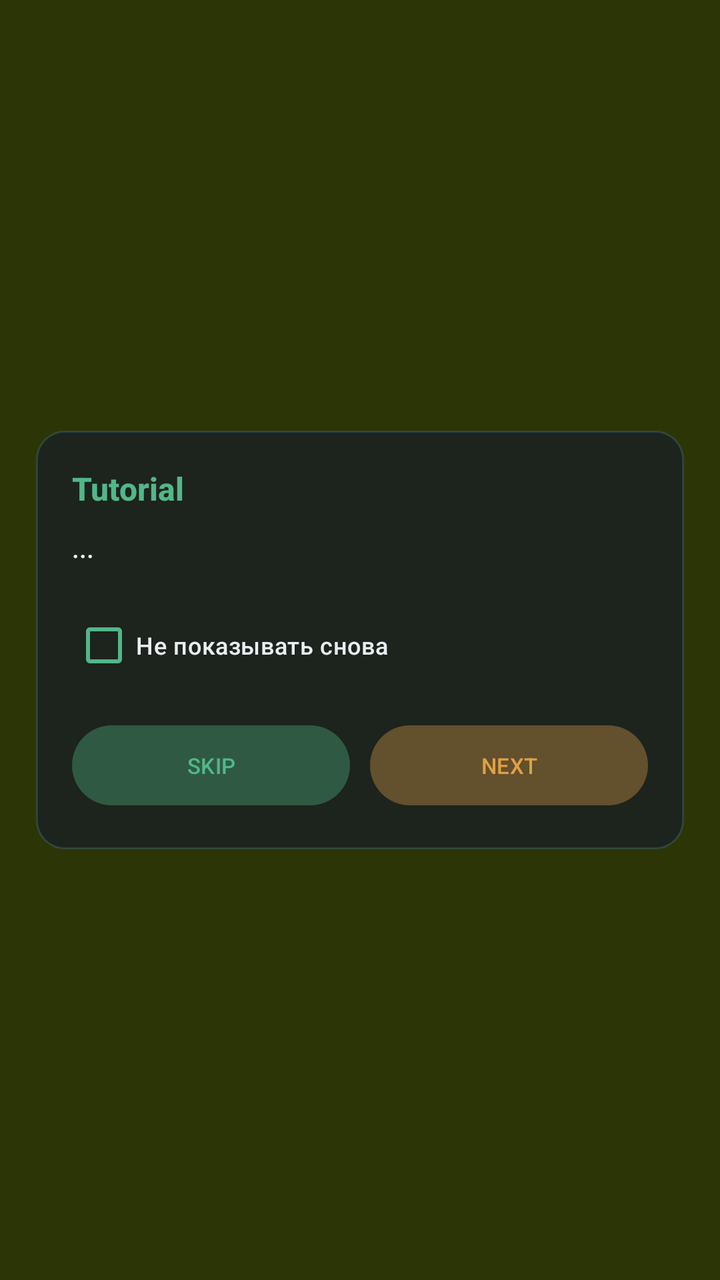
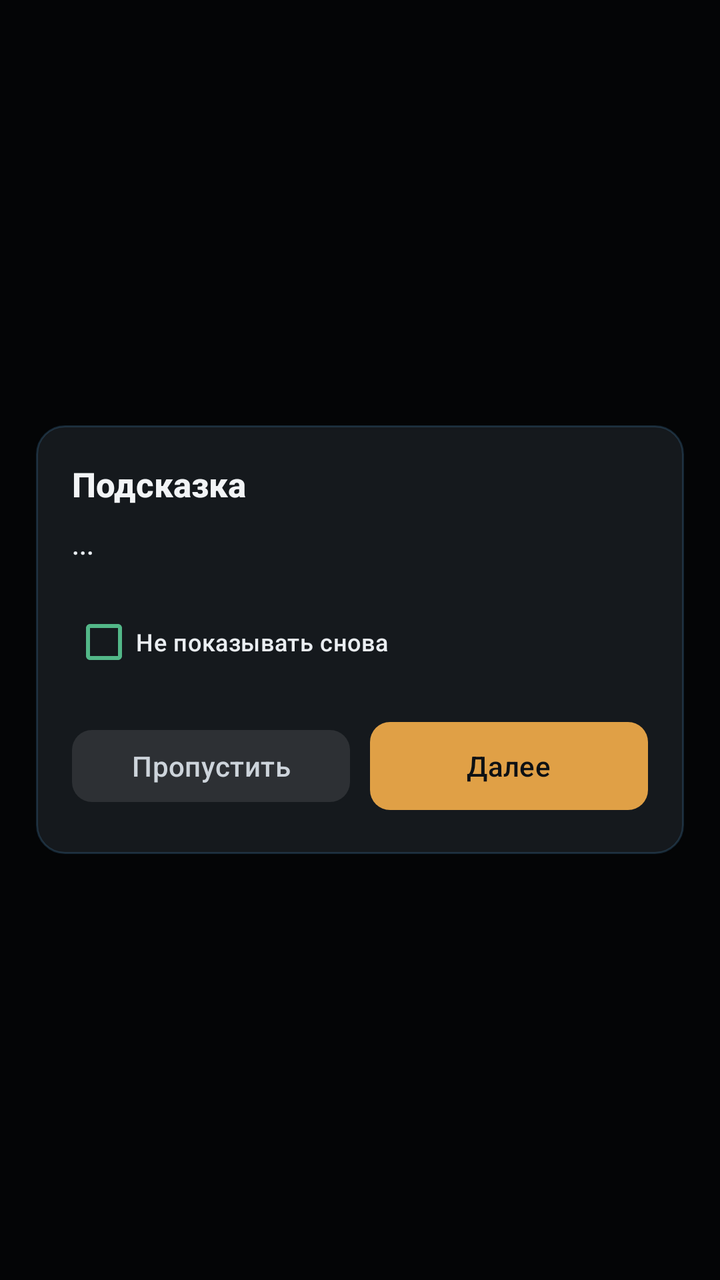

Screens rendered from an Android XML layout before and after an edit, with the pre-edit source and the edit as a unified diff.
<!-- AndroidManifest.xml: application theme Theme.AIBrain -->
<!-- res/layout/overlay_tutorial.xml -->
<?xml version="1.0" encoding="utf-8"?>
<FrameLayout xmlns:android="http://schemas.android.com/apk/res/android"
    android:layout_width="match_parent"
    android:layout_height="match_parent"
    android:background="#B23A4500"
    android:clickable="true"
    android:focusable="true">

    <LinearLayout
        android:layout_width="match_parent"
        android:layout_height="wrap_content"
        android:layout_gravity="center"
        android:orientation="vertical"
        android:padding="18dp"
        android:layout_margin="18dp"
        android:background="@drawable/panel_rounded">

        <TextView
            android:id="@+id/tv_tutorial_title"
            android:layout_width="match_parent"
            android:layout_height="wrap_content"
            android:text="Tutorial"
            android:textColor="@color/cyan_primary"
            android:textStyle="bold"
            android:textSize="16sp"
            android:fontFamily="sans-serif-medium"
            android:layout_marginBottom="10dp" />

        <TextView
            android:id="@+id/tv_tutorial_body"
            android:layout_width="match_parent"
            android:layout_height="wrap_content"
            android:text="..."
            android:textColor="@color/text_white_bright"
            android:textSize="13sp"
            android:fontFamily="sans-serif-medium"
            android:lineSpacingExtra="3dp"
            android:layout_marginBottom="16dp" />
        <CheckBox
            android:id="@+id/cb_tutorial_no_more"
            android:layout_width="match_parent"
            android:layout_height="wrap_content"
            android:text="Не показывать снова"
            android:textColor="@color/text_white_bright"
            android:textSize="12sp"
            android:fontFamily="sans-serif-medium"
            android:layout_marginBottom="12dp"
            android:buttonTint="@color/cyan_primary" />

        <LinearLayout
            android:layout_width="match_parent"
            android:layout_height="wrap_content"
            android:orientation="horizontal">

            <Button
                android:id="@+id/btn_tutorial_skip"
                android:layout_width="0dp"
                android:layout_height="48dp"
                android:layout_weight="1"
                android:text="SKIP"
                android:textSize="11sp"
                android:fontFamily="sans-serif-medium"
                android:backgroundTint="@color/cyan_alpha_20"
                android:textColor="@color/cyan_primary" />

            <Button
                android:id="@+id/btn_tutorial_next"
                android:layout_width="0dp"
                android:layout_height="48dp"
                android:layout_weight="1"
                android:layout_marginStart="10dp"
                android:text="NEXT"
                android:textSize="11sp"
                android:fontFamily="sans-serif-medium"
                android:backgroundTint="@color/orange_alpha_20"
                android:textColor="@color/orange_primary" />
        </LinearLayout>

    </LinearLayout>

</FrameLayout>
<!-- resources referenced by this layout -->
<resources>
  <color name="cyan_alpha_20">#335AA9E6</color>
  <color name="cyan_primary">#5AA9E6</color>
  <color name="orange_alpha_20">#33E0A046</color>
  <color name="orange_primary">#E0A046</color>
  <color name="text_white_bright">#EAEEF2</color>
  <!-- drawable panel_rounded (drawable) -->
  <?xml version="1.0" encoding="utf-8"?>
  <shape xmlns:android="http://schemas.android.com/apk/res/android" android:shape="rectangle">
      <solid android:color="#CC1A1F24" />
      <corners android:radius="14dp" />
      <stroke android:width="1dp" android:color="#335AA9E6" />
  </shape>
  <style name="Theme.AIBrain" parent="Base.Theme.AIBrain" />
  <style name="Base.Theme.AIBrain" parent="Theme.Material3.Dark.NoActionBar">
          <item name="colorPrimary">@color/cyan_primary</item>
          <item name="colorOnPrimary">@color/space_deepest</item>
          <item name="colorPrimaryContainer">@color/cyan_deeper</item>
          <item name="colorOnPrimaryContainer">@color/text_white</item>
  
          <item name="colorSecondary">@color/orange_primary</item>
          <item name="colorOnSecondary">@color/space_deepest</item>
          <item name="colorSecondaryContainer">@color/space_light</item>
          <item name="colorOnSecondaryContainer">@color/text_white</item>
  
          <item name="colorSurface">@color/space_medium</item>
          <item name="colorOnSurface">@color/text_white</item>
          <item name="android:colorBackground">@color/space_deepest</item>
          <item name="colorOnBackground">@color/text_white</item>
  
          <item name="android:windowBackground">@color/window_background</item>
          <item name="android:statusBarColor">@android:color/transparent</item>
          <item name="android:navigationBarColor">@color/navigation_bar</item>
          <item name="android:windowLightStatusBar">false</item>
          <item name="android:windowLightNavigationBar">false</item>
      </style>
  <color name="space_deepest">#0E1114</color>
  <color name="cyan_deeper">#244D6B</color>
  <color name="text_white">#F2F4F6</color>
  <color name="space_light">#232A31</color>
  <color name="space_medium">#1A1F24</color>
  <color name="window_background">#FF0E1114</color>
  <color name="navigation_bar">#FF13171B</color>
</resources>

<!-- the commit's change to res/layout/overlay_tutorial.xml (unified diff, before → after) -->
@@ -2,7 +2,7 @@
 <FrameLayout xmlns:android="http://schemas.android.com/apk/res/android"
     android:layout_width="match_parent"
     android:layout_height="match_parent"
-    android:background="#B23A4500"
+    android:background="@color/black_alpha_70"
     android:clickable="true"
     android:focusable="true">
 
@@ -19,10 +19,10 @@
             android:id="@+id/tv_tutorial_title"
             android:layout_width="match_parent"
             android:layout_height="wrap_content"
-            android:text="Tutorial"
-            android:textColor="@color/cyan_primary"
+            android:text="Подсказка"
+            android:textColor="@color/text_white"
             android:textStyle="bold"
-            android:textSize="16sp"
+            android:textSize="17sp"
             android:fontFamily="sans-serif-medium"
             android:layout_marginBottom="10dp" />
 
@@ -52,28 +52,22 @@
             android:layout_height="wrap_content"
             android:orientation="horizontal">
 
-            <Button
+            <com.google.android.material.button.MaterialButton
                 android:id="@+id/btn_tutorial_skip"
+                style="@style/BtnGhost"
                 android:layout_width="0dp"
-                android:layout_height="48dp"
+                android:layout_height="wrap_content"
                 android:layout_weight="1"
-                android:text="SKIP"
-                android:textSize="11sp"
-                android:fontFamily="sans-serif-medium"
-                android:backgroundTint="@color/cyan_alpha_20"
-                android:textColor="@color/cyan_primary" />
+                android:text="Пропустить" />
 
-            <Button
+            <com.google.android.material.button.MaterialButton
                 android:id="@+id/btn_tutorial_next"
+                style="@style/BtnPrimary"
                 android:layout_width="0dp"
-                android:layout_height="48dp"
+                android:layout_height="wrap_content"
                 android:layout_weight="1"
                 android:layout_marginStart="10dp"
-                android:text="NEXT"
-                android:textSize="11sp"
-                android:fontFamily="sans-serif-medium"
-                android:backgroundTint="@color/orange_alpha_20"
-                android:textColor="@color/orange_primary" />
+                android:text="Далее" />
         </LinearLayout>
 
     </LinearLayout>
<!-- resource entries referenced after the edit -->
@@ -1,8 +1,7 @@
 <!-- resources referenced by this layout -->
 <resources>
-  <color name="cyan_alpha_20">#335AA9E6</color>
+  <color name="black_alpha_70">#B3000000</color>
   <color name="cyan_primary">#5AA9E6</color>
-  <color name="orange_alpha_20">#33E0A046</color>
   <color name="orange_primary">#E0A046</color>
   <color name="text_white_bright">#EAEEF2</color>
   <!-- drawable panel_rounded (drawable) -->
@@ -12,7 +11,30 @@
       <corners android:radius="14dp" />
       <stroke android:width="1dp" android:color="#335AA9E6" />
   </shape>
+  <style name="BtnGhost" parent="BtnBase">
+          <item name="backgroundTint">@color/white_alpha_10</item>
+          <item name="android:textColor">@color/text_white_medium</item>
+          <item name="strokeWidth">0dp</item>
+          <item name="android:minHeight">44dp</item>
+      </style>
+  <style name="BtnPrimary" parent="BtnBase">
+          <item name="backgroundTint">@color/orange_primary</item>
+          <item name="android:textColor">@color/space_deepest</item>
+          <item name="strokeWidth">0dp</item>
+      </style>
   <style name="Theme.AIBrain" parent="Base.Theme.AIBrain" />
+  <style name="BtnBase" parent="Widget.Material3.Button">
+          <item name="android:minHeight">52dp</item>
+          <item name="android:textSize">14sp</item>
+          <item name="android:textAllCaps">false</item>
+          <item name="android:letterSpacing">0.01</item>
+          <item name="android:paddingHorizontal">16dp</item>
+          <item name="cornerRadius">10dp</item>
+          <item name="android:elevation">0dp</item>
+          <item name="android:fontFamily">sans-serif-medium</item>
+      </style>
+  <color name="white_alpha_10">#1AFFFFFF</color>
+  <color name="text_white_medium">#CDD4DB</color>
   <style name="Base.Theme.AIBrain" parent="Theme.Material3.Dark.NoActionBar">
           <item name="colorPrimary">@color/cyan_primary</item>
           <item name="colorOnPrimary">@color/space_deepest</item>
